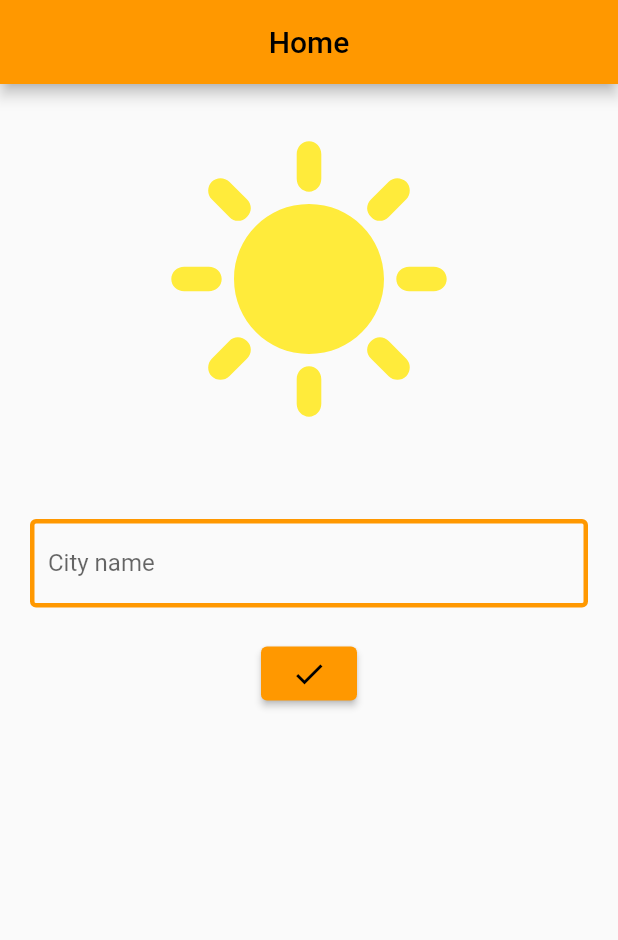
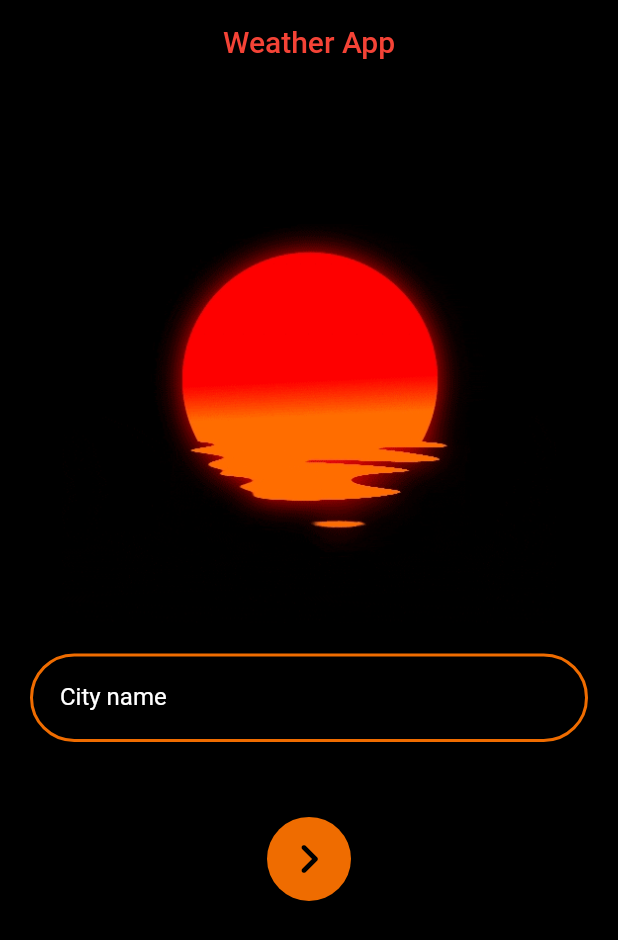
Before and after one commit to drekyyy/WeatherApp, a Flutter app: the screen it shows after launch, on a phone screen of 412 x 824 dp. Shown: the top 940 px of the screen. Run offline on Flutter 3.47's test engine with Material 2 defaults, Android fonts, the phone set to English and light mode, and no system bars; our stand-ins replace bloc, connectivity_plus, equatable, flutter_bloc, flutter_spinkit.

Commit message:
feat: add susnset gif to homescreen, create customTheme to match it, stop the stream fetching data when you go offline at weathers screen, add visibility and TemperatureFeelsLike variables to weather model
when user loses internet connection, unsubscribe from the weather fetching stream controller, when connection is reestablished, resume the subscription

```diff
--- a/lib/data/weather_model.dart
+++ b/lib/data/weather_model.dart
@@ -13,9 +13,11 @@ class Weather {
   double temperature;
   double temperatureMin;
   double temperatureMax;
-  double pressure;
+  double temperatureFeelsLike;
+  double visibility;
+  int pressure;
   double windSpeed;
-  double humidity;
+  int humidity;
 
   Weather({
     required this.cityDate,
@@ -27,6 +29,8 @@ class Weather {
     required this.temperature,
     required this.temperatureMin,
     required this.temperatureMax,
+    required this.temperatureFeelsLike,
+    required this.visibility,
     required this.pressure,
     required this.windSpeed,
     required this.humidity,
@@ -59,19 +63,20 @@ class Weather {
         } else if (key[0] == '[') {
           key = key.substring(2);
         }
-        if (value[value.length - 1] == '}') {
-          value = value.substring(0, value.length - 1);
-        } else if (value[value.length - 1] == ']') {
-          value = value.substring(0, value.length - 2);
-        }
+
         if (key == wantedKey) {
+          if (value[value.length - 1] == '}') {
+            value = value.substring(0, value.length - 1);
+          } else if (value[value.length - 1] == ']') {
+            value = value.substring(0, value.length - 2);
+          }
+
           return value;
         }
       }
       return '0';
     }
 
-    print(json);
     String getCityDate() {
       DateTime now = DateTime.now();
       DateTime utc = now.toUtc();
@@ -82,7 +87,13 @@ class Weather {
 
     String getUserDate() {
       DateTime now = DateTime.now();
-      return DateFormat('MMMM d, H:mm:ss').format(now).toString();
+      return DateFormat('MMMM d,  HH:mm:ss').format(now).toString();
+    }
+
+    String getVisibility() {
+      print('visibility json =${json['visibility']}');
+      print('visibility json type =${json['visibility'].runtimeType}');
+      return (json['visibility'] / 1000).toString();
     }
 
     return Weather(
@@ -98,9 +109,12 @@ class Weather {
           double.parse(getValueFromNestedJson(json['main'], 'temp_min')), 10),
       temperatureMax: roundToXth(
           double.parse(getValueFromNestedJson(json['main'], 'temp_max')), 10),
-      pressure: double.parse(getValueFromNestedJson(json['main'], 'pressure')),
+      temperatureFeelsLike: roundToXth(
+          double.parse(getValueFromNestedJson(json['main'], 'feels_like')), 10),
+      visibility: double.parse(getVisibility()),
+      pressure: int.parse(getValueFromNestedJson(json['main'], 'pressure')),
       windSpeed: double.parse(getValueFromNestedJson(json['wind'], 'speed')),
-      humidity: double.parse(getValueFromNestedJson(json['main'], 'humidity')),
+      humidity: int.parse(getValueFromNestedJson(json['main'], 'humidity')),
     );
   }
 
@@ -114,9 +128,11 @@ class Weather {
     double? temperature,
     double? temperatureMin,
     double? temperatureMax,
-    double? pressure,
+    double? temperatureFeelsLike,
+    double? visibility,
+    int? pressure,
     double? windSpeed,
-    double? humidity,
+    int? humidity,
   }) {
     return Weather(
       userDate: userDate ?? this.userDate,
@@ -128,6 +144,8 @@ class Weather {
       temperature: temperature ?? this.temperature,
       temperatureMin: temperatureMin ?? this.temperatureMin,
       temperatureMax: temperatureMax ?? this.temperatureMax,
+      temperatureFeelsLike: temperatureFeelsLike ?? this.temperatureFeelsLike,
+      visibility: visibility ?? this.visibility,
       pressure: pressure ?? this.pressure,
       windSpeed: windSpeed ?? this.windSpeed,
       humidity: humidity ?? this.humidity,
@@ -145,6 +163,8 @@ class Weather {
       'temperature': temperature,
       'temperatureMin': temperatureMin,
       'temperatureMax': temperatureMax,
+      'temperatureFeelsLike': temperatureFeelsLike,
+      'visibility': visibility,
       'pressure': pressure,
       'windSpeed': windSpeed,
       'humidity': humidity,
@@ -162,9 +182,11 @@ class Weather {
       temperature: map['temperature'] as double,
       temperatureMin: map['temperatureMin'] as double,
       temperatureMax: map['temperatureMax'] as double,
-      pressure: map['pressure'] as double,
+      temperatureFeelsLike: map['temperatureFeelsLike'] as double,
+      visibility: map['visibility'] as double,
+      pressure: map['pressure'] as int,
       windSpeed: map['windSpeed'] as double,
-      humidity: map['humidity'] as double,
+      humidity: map['humidity'] as int,
     );
   }
 
@@ -172,7 +194,7 @@ class Weather {
 
   @override
   String toString() {
-    return 'Weather(userDate: $userDate, cityDate: $cityDate, city: $city, country: $country, weather: $weather, icon: $icon, temperature: $temperature, temperatureMin: $temperatureMin, temperatureMax: $temperatureMax, pressure: $pressure, windSpeed: $windSpeed, humidity: $humidity)';
+    return 'Weather(userDate: $userDate, cityDate: $cityDate, city: $city, country: $country, weather: $weather, icon: $icon, temperature: $temperature, temperatureMin: $temperatureMin, temperatureMax: $temperatureMax, temperatureFeelsLike: $temperatureFeelsLike, visibility: $visibility, pressure: $pressure, windSpeed: $windSpeed, humidity: $humidity)';
   }
 
   @override
@@ -188,6 +210,8 @@ class Weather {
         other.temperature == temperature &&
         other.temperatureMin == temperatureMin &&
         other.temperatureMax == temperatureMax &&
+        other.temperatureFeelsLike == temperatureFeelsLike &&
+        other.visibility == visibility &&
         other.pressure == pressure &&
         other.windSpeed == windSpeed &&
         other.humidity == humidity;
@@ -204,6 +228,8 @@ class Weather {
         temperature.hashCode ^
         temperatureMin.hashCode ^
         temperatureMax.hashCode ^
+        temperatureFeelsLike.hashCode ^
+        visibility.hashCode ^
         pressure.hashCode ^
         windSpeed.hashCode ^
         humidity.hashCode;
--- a/lib/logic/cubit/weather_state.dart
+++ b/lib/logic/cubit/weather_state.dart
@@ -7,8 +7,6 @@ class WeatherState extends Equatable {
   List<Object> get props => [];
 }
 
-//maybe go back to WeatherInitial. loading doesnt make sense at start since the weather is
-// queried after some time (when someone types data). use WeatgerLoading when we loading the weather screen
 class WeatherInitial extends WeatherState {}
 
 class WeatherLoading extends WeatherState {}
--- a/lib/main.dart
+++ b/lib/main.dart
@@ -1,14 +1,27 @@
 import 'package:connectivity_plus/connectivity_plus.dart';
 import 'package:flutter/material.dart';
+import 'package:flutter/services.dart';
 import 'package:flutter_bloc/flutter_bloc.dart';
 import 'package:weather_app/data/weather_repository.dart';
 import 'package:weather_app/logic/cubit/weather_cubit.dart';
+import 'package:weather_app/presentation/screens/theme/custom_theme.dart';
 import 'package:weather_app/presentation/screens/wrapper.dart';
 
 import 'data/weather_data_provider.dart';
 import 'logic/cubit/internet_cubit.dart';
 
 void main() {
+  SystemChrome.setSystemUIOverlayStyle(
+    const SystemUiOverlayStyle(
+      statusBarBrightness: Brightness.dark,
+      statusBarColor: Colors.black,
+      statusBarIconBrightness: Brightness.dark,
+      systemNavigationBarColor: Colors.black,
+      systemNavigationBarContrastEnforced: true,
+      systemNavigationBarDividerColor: Colors.black,
+      systemNavigationBarIconBrightness: Brightness.dark,
+    ),
+  );
   WeatherDataProvider weatherAPI = WeatherDataProvider();
   runApp(MyApp(
     weatherRepository: WeatherRepository(weatherAPI),
@@ -17,7 +30,8 @@ void main() {
 }
 
 class MyApp extends StatelessWidget {
-  MyApp({Key? key, required this.weatherRepository, required this.connectivity})
+  const MyApp(
+      {Key? key, required this.weatherRepository, required this.connectivity})
       : super(key: key);
   final WeatherRepository weatherRepository;
   final Connectivity connectivity;
@@ -34,10 +48,9 @@ class MyApp extends StatelessWidget {
         ),
       ],
       child: MaterialApp(
+        debugShowCheckedModeBanner: false,
         title: 'Weather App',
-        theme: ThemeData(
-          primarySwatch: Colors.orange,
-        ),
+        theme: CustomTheme.darkTheme,
         home: const Wrapper(),
       ),
     );
--- a/lib/presentation/screens/home_screen.dart
+++ b/lib/presentation/screens/home_screen.dart
@@ -1,4 +1,7 @@
+import 'dart:io';
+
 import 'package:flutter/material.dart';
+import 'package:flutter/services.dart';
 import 'package:flutter_bloc/flutter_bloc.dart';
 
 import 'package:weather_app/logic/cubit/weather_cubit.dart';
@@ -20,15 +23,17 @@ class _HomeScreenState extends State<HomeScreen> {
   Widget build(BuildContext context) {
     return Scaffold(
       appBar: AppBar(
-        title: const Center(child: Text('Home')),
+        title: const Center(
+            child: Text('Weather App', style: TextStyle(color: Colors.red))),
       ),
       body: Center(
         child: ListView(
           children: <Widget>[
-            const Padding(
-                padding: EdgeInsets.only(top: 30),
-                child: Icon(Icons.sunny, size: 200, color: Colors.yellow)),
-            const SizedBox(height: 40),
+            Padding(
+                padding: const EdgeInsets.only(top: 30),
+                //child: Icon(Icons.sunny, size: 200, color: Colors.yellow)),
+                child: Image.asset('assets/gifs/sun.gif',
+                    height: MediaQuery.of(context).size.height * 0.4)),
             Padding(
                 padding: const EdgeInsets.all(20),
                 child: Form(
@@ -38,10 +43,8 @@ class _HomeScreenState extends State<HomeScreen> {
                         TextFormField(
                           controller: cityController,
                           decoration: const InputDecoration(
-                              labelText: 'City name',
-                              enabledBorder: OutlineInputBorder(
-                                  borderSide: BorderSide(
-                                      width: 3, color: Colors.orange))),
+                            labelText: 'City name',
+                          ),
                           validator: (value) {
                             if (value == null || value.isEmpty) {
                               return 'Enter some text';
@@ -67,20 +70,17 @@ class _HomeScreenState extends State<HomeScreen> {
                           }
                           return const SizedBox.shrink();
                         }),
-                        const SizedBox(height: 20),
-                        ElevatedButton(
+                        const SizedBox(height: 50),
+                        FloatingActionButton(
                             onPressed: () {
                               context.read<WeatherCubit>().emitWeatherInitial();
                               if (_formKey.currentState!.validate()) {
                                 if (context.read<InternetCubit>().state
                                     is InternetConnected) {
-                                  // context
-                                  //     .read<WeatherCubit>()
-                                  //     .getWeather(cityController.text.trim());
                                   context
                                       .read<WeatherCubit>()
                                       .subscribeToWeatherStream(
-                                          cityController.text.trim());
+                                          cityController.text.trim(), context);
                                 } else {
                                   ScaffoldMessenger.of(context).showSnackBar(
                                       const SnackBar(
@@ -89,7 +89,9 @@ class _HomeScreenState extends State<HomeScreen> {
                                 }
                               }
                             },
-                            child: const Icon(Icons.check))
+                            child: const Icon(
+                                Icons.keyboard_arrow_right_rounded,
+                                size: 40))
                       ],
                     ))),
           ],
--- a/lib/presentation/screens/loading_screen.dart
+++ b/lib/presentation/screens/loading_screen.dart
@@ -9,6 +9,8 @@ class LoadingScreen extends StatelessWidget {
   Widget build(BuildContext context) {
     return const Scaffold(
         body: SafeArea(
-            child: Center(child: SpinKitCircle(color: Colors.orange))));
+            child: Center(
+                child: SpinKitCircle(
+                    size: 100, color: Color.fromRGBO(239, 108, 0, 1)))));
   }
 }
--- /dev/null
+++ b/lib/presentation/screens/theme/custom_theme.dart
@@ -0,0 +1,45 @@
+import 'package:flutter/material.dart';
+
+class CustomTheme {
+  static ThemeData get darkTheme {
+    return ThemeData(
+        snackBarTheme: SnackBarThemeData(backgroundColor: Colors.orange[800]),
+        colorScheme: ColorScheme.fromSwatch().copyWith(
+            primary: Colors.orange[800],
+            secondary: Colors.orange[800],
+            brightness: Brightness.dark),
+        primaryColor: Colors.black,
+        backgroundColor: Colors.black,
+        indicatorColor: const Color(0xff0E1D36),
+        hintColor: Colors.white,
+        highlightColor: const Color(0xff372901),
+        hoverColor: const Color(0xff3A3A3B),
+        focusColor: const Color(0xff0B2512),
+        disabledColor: Colors.grey,
+        cardColor: const Color(0xFF151515),
+        canvasColor: Colors.black,
+        brightness: Brightness.dark,
+        // errorColor: Colors.red,
+        inputDecorationTheme: const InputDecorationTheme(
+            contentPadding: EdgeInsets.all(20),
+            errorBorder: OutlineInputBorder(
+                borderRadius: BorderRadius.all(Radius.circular(45)),
+                borderSide: BorderSide(width: 2, color: Colors.red)),
+            enabledBorder: OutlineInputBorder(
+                borderRadius: BorderRadius.all(Radius.circular(45)),
+                borderSide: BorderSide(
+                    width: 2, color: Color.fromRGBO(239, 108, 0, 1))),
+            border: OutlineInputBorder(
+                borderRadius: BorderRadius.all(Radius.circular(45)))),
+        appBarTheme: const AppBarTheme(
+          color: Colors.black,
+          elevation: 0.0,
+        ),
+        floatingActionButtonTheme:
+            const FloatingActionButtonThemeData(foregroundColor: Colors.black),
+        elevatedButtonTheme: ElevatedButtonThemeData(
+            style: ButtonStyle(
+                foregroundColor:
+                    MaterialStateProperty.all<Color>(Colors.black))));
+  }
+}
--- a/lib/presentation/screens/wrapper.dart
+++ b/lib/presentation/screens/wrapper.dart
@@ -4,6 +4,7 @@ import 'package:flutter_bloc/flutter_bloc.dart';
 import 'package:weather_app/logic/cubit/weather_cubit.dart';
 import 'package:weather_app/presentation/screens/weather_screen.dart';
 
+import '../../logic/cubit/internet_cubit.dart';
 import 'home_screen.dart';
 import 'loading_screen.dart';
 
--- a/pubspec.yaml
+++ b/pubspec.yaml
@@ -85,6 +85,7 @@ flutter:
      - assets/images/13n.png
      - assets/images/50d.png
      - assets/images/50n.png
+     - assets/gifs/sun.gif
 
 
 
```
Also changed, not shown: lib/logic/cubit/weather_cubit.dart (+24 -2 lines), lib/presentation/screens/weather_screen.dart (+30 -10 lines), assets/gifs/sun.gif (added).
